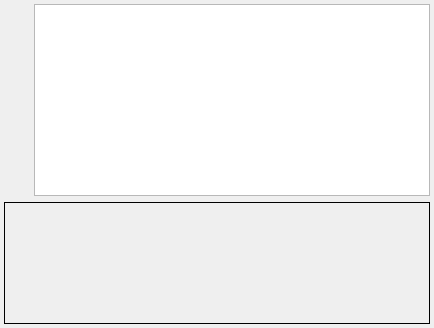
Above: Source/Plugins/SyntheticBuilding/Gui/Widgets/UI_Files/StatsGenMDFWidget.ui from BlueQuartzSoftware/DREAM3D before the change. Below: the same form after it.
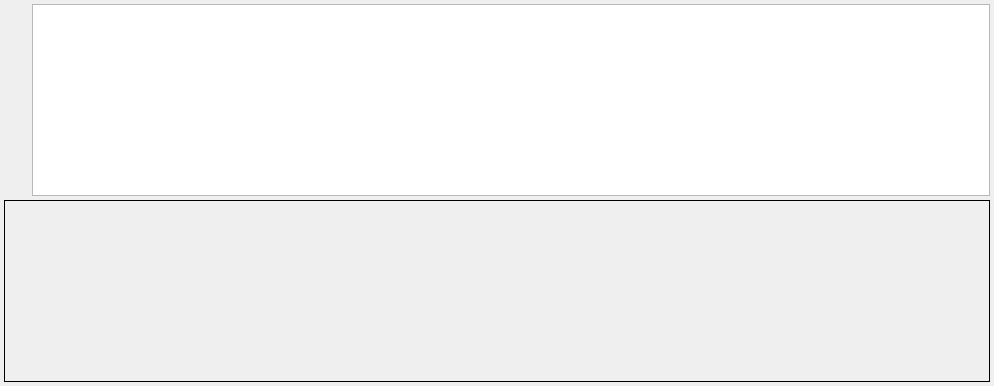
That is the form after the change. Icons and pictures are not drawn. Custom widgets are drawn as their Qt base class.

What changed in the file:
```diff
--- a/Source/Plugins/SyntheticBuilding/Gui/Widgets/UI_Files/StatsGenMDFWidget.ui
+++ b/Source/Plugins/SyntheticBuilding/Gui/Widgets/UI_Files/StatsGenMDFWidget.ui
@@ -6,8 +6,8 @@
    <rect>
     <x>0</x>
     <y>0</y>
-    <width>434</width>
-    <height>328</height>
+    <width>994</width>
+    <height>386</height>
    </rect>
   </property>
   <property name="windowTitle">
@@ -27,12 +27,12 @@
     <number>4</number>
    </property>
    <property name="spacing">
-    <number>6</number>
+    <number>4</number>
    </property>
    <item row="0" column="1">
     <widget class="QTableView" name="m_MDFTableView">
      <property name="sizePolicy">
-      <sizepolicy hsizetype="Expanding" vsizetype="Preferred">
+      <sizepolicy hsizetype="Preferred" vsizetype="Preferred">
        <horstretch>10</horstretch>
        <verstretch>0</verstretch>
       </sizepolicy>
@@ -43,6 +43,12 @@
        <height>0</height>
       </size>
      </property>
+     <property name="maximumSize">
+      <size>
+       <width>16777215</width>
+       <height>16777215</height>
+      </size>
+     </property>
      <property name="verticalScrollMode">
       <enum>QAbstractItemView::ScrollPerPixel</enum>
      </property>
```
Left out of the diff: 113 changed lines with no effect on the pictures.
